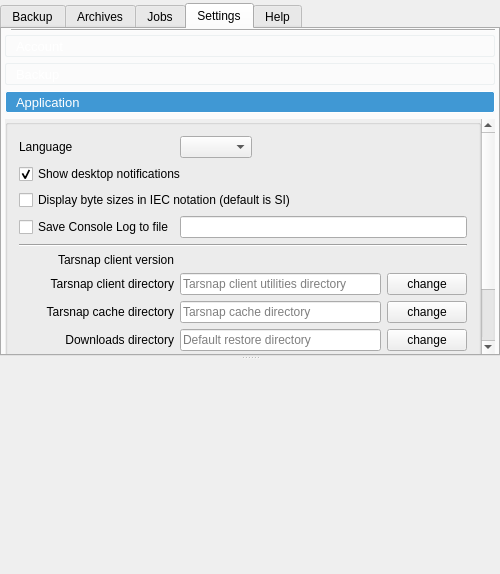
Tarsnap/tarsnap-gui, file forms/mainwindow.ui: the form before one commit.
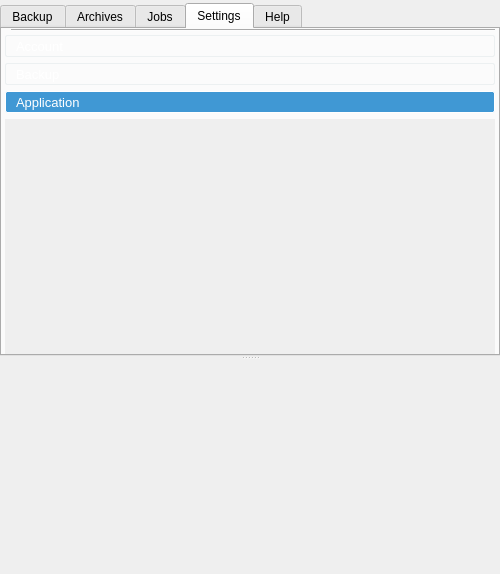
The form after the commit. The open tabs and pages were chosen to show the change. Icons and pictures are not drawn. Custom widgets are drawn as their Qt base class.

Commit message: forms: move Settings.Application into SettingsWidget

```diff
--- a/forms/mainwindow.ui
+++ b/forms/mainwindow.ui
@@ -1158,341 +1158,6 @@
                <property name="bottomMargin">
                 <number>0</number>
                </property>
-               <item>
-                <widget class="QGroupBox" name="settingsApplicationsGroupBox">
-                 <property name="title">
-                  <string/>
-                 </property>
-                 <layout class="QGridLayout" name="settingsApplicationsGridLayout">
-                  <item row="11" column="1">
-                   <widget class="QPushButton" name="clearJournalButton">
-                    <property name="sizePolicy">
-                     <sizepolicy hsizetype="Fixed" vsizetype="Fixed">
-                      <horstretch>0</horstretch>
-                      <verstretch>0</verstretch>
-                     </sizepolicy>
-                    </property>
-                    <property name="toolTip">
-                     <string>Clear Journal log of all entries</string>
-                    </property>
-                    <property name="text">
-                     <string>Clear journal</string>
-                    </property>
-                   </widget>
-                  </item>
-                  <item row="3" column="0">
-                   <widget class="QCheckBox" name="saveConsoleLogCheckBox">
-                    <property name="text">
-                     <string>Save Console Log to file</string>
-                    </property>
-                   </widget>
-                  </item>
-                  <item row="6" column="1" colspan="2">
-                   <widget class="QLineEdit" name="tarsnapPathLineEdit">
-                    <property name="toolTip">
-                     <string>Directory where the Tarsnap CLI utilities reside</string>
-                    </property>
-                    <property name="text">
-                     <string notr="true"/>
-                    </property>
-                    <property name="placeholderText">
-                     <string>Tarsnap client utilities directory</string>
-                    </property>
-                   </widget>
-                  </item>
-                  <item row="11" column="0">
-                   <widget class="QPushButton" name="repairCacheButton">
-                    <property name="toolTip">
-                     <string>Runs tarsnap --fsck, useful for fixing Tarsnap cache inconsistencies</string>
-                    </property>
-                    <property name="text">
-                     <string>Repair cache</string>
-                    </property>
-                   </widget>
-                  </item>
-                  <item row="0" column="0">
-                   <widget class="QLabel" name="languageLabel">
-                    <property name="sizePolicy">
-                     <sizepolicy hsizetype="Fixed" vsizetype="Preferred">
-                      <horstretch>0</horstretch>
-                      <verstretch>0</verstretch>
-                     </sizepolicy>
-                    </property>
-                    <property name="text">
-                     <string>Language</string>
-                    </property>
-                   </widget>
-                  </item>
-                  <item row="6" column="0">
-                   <widget class="QLabel" name="tarsnapClientDirectoryLabel">
-                    <property name="toolTip">
-                     <string>The Tarsnap command-line utilities are used to communicate with the Tarsnap service</string>
-                    </property>
-                    <property name="text">
-                     <string>Tarsnap client directory</string>
-                    </property>
-                    <property name="alignment">
-                     <set>Qt::AlignRight|Qt::AlignTrailing|Qt::AlignVCenter</set>
-                    </property>
-                   </widget>
-                  </item>
-                  <item row="6" column="3">
-                   <widget class="QPushButton" name="tarsnapPathBrowseButton">
-                    <property name="sizePolicy">
-                     <sizepolicy hsizetype="Fixed" vsizetype="Fixed">
-                      <horstretch>0</horstretch>
-                      <verstretch>0</verstretch>
-                     </sizepolicy>
-                    </property>
-                    <property name="toolTip">
-                     <string>Browse for Tarsnap CLI utilities directory</string>
-                    </property>
-                    <property name="text">
-                     <string>change</string>
-                    </property>
-                   </widget>
-                  </item>
-                  <item row="5" column="0">
-                   <widget class="QLabel" name="tarsnapClientVersionLabel">
-                    <property name="toolTip">
-                     <string>Tarsnap command-line utilities version</string>
-                    </property>
-                    <property name="text">
-                     <string>Tarsnap client version</string>
-                    </property>
-                    <property name="alignment">
-                     <set>Qt::AlignRight|Qt::AlignTrailing|Qt::AlignVCenter</set>
-                    </property>
-                   </widget>
-                  </item>
-                  <item row="1" column="0" colspan="4">
-                   <widget class="QCheckBox" name="notificationsCheckBox">
-                    <property name="toolTip">
-                     <string>Control whether desktop notifications are displayed or not; only for supported platforms</string>
-                    </property>
-                    <property name="text">
-                     <string>Show desktop notifications</string>
-                    </property>
-                    <property name="checked">
-                     <bool>true</bool>
-                    </property>
-                   </widget>
-                  </item>
-                  <item row="5" column="1" colspan="3">
-                   <widget class="QLabel" name="tarsnapVersionLabel">
-                    <property name="sizePolicy">
-                     <sizepolicy hsizetype="Expanding" vsizetype="Preferred">
-                      <horstretch>0</horstretch>
-                      <verstretch>0</verstretch>
-                     </sizepolicy>
-                    </property>
-                    <property name="toolTip">
-                     <string>Tarsnap CLI utilities version</string>
-                    </property>
-                    <property name="text">
-                     <string notr="true"/>
-                    </property>
-                   </widget>
-                  </item>
-                  <item row="9" column="0">
-                   <widget class="QLabel" name="appDataDirectoryLabel">
-                    <property name="toolTip">
-                     <string>The app data directory is used to store application settings and data</string>
-                    </property>
-                    <property name="text">
-                     <string>App data directory</string>
-                    </property>
-                    <property name="alignment">
-                     <set>Qt::AlignRight|Qt::AlignTrailing|Qt::AlignVCenter</set>
-                    </property>
-                   </widget>
-                  </item>
-                  <item row="3" column="1" colspan="3">
-                   <widget class="QLineEdit" name="saveConsoleLogLineEdit">
-                    <property name="readOnly">
-                     <bool>true</bool>
-                    </property>
-                   </widget>
-                  </item>
-                  <item row="8" column="1" colspan="2">
-                   <widget class="QLineEdit" name="downloadsDirLineEdit">
-                    <property name="toolTip">
-                     <string>The directory where archives are restored to by default</string>
-                    </property>
-                    <property name="text">
-                     <string notr="true"/>
-                    </property>
-                    <property name="placeholderText">
-                     <string>Default restore directory</string>
-                    </property>
-                   </widget>
-                  </item>
-                  <item row="7" column="3">
-                   <widget class="QPushButton" name="tarsnapCacheBrowseButton">
-                    <property name="sizePolicy">
-                     <sizepolicy hsizetype="Fixed" vsizetype="Fixed">
-                      <horstretch>0</horstretch>
-                      <verstretch>0</verstretch>
-                     </sizepolicy>
-                    </property>
-                    <property name="toolTip">
-                     <string>Browse for Tarsnap cache directory</string>
-                    </property>
-                    <property name="text">
-                     <string>change</string>
-                    </property>
-                   </widget>
-                  </item>
-                  <item row="0" column="1" colspan="3">
-                   <widget class="QComboBox" name="languageComboBox">
-                    <property name="sizePolicy">
-                     <sizepolicy hsizetype="Fixed" vsizetype="Fixed">
-                      <horstretch>0</horstretch>
-                      <verstretch>0</verstretch>
-                     </sizepolicy>
-                    </property>
-                    <property name="currentText">
-                     <string notr="true"/>
-                    </property>
-                   </widget>
-                  </item>
-                  <item row="10" column="0" colspan="4">
-                   <widget class="Line" name="settingsApplicationMiddleLine">
-                    <property name="orientation">
-                     <enum>Qt::Horizontal</enum>
-                    </property>
-                   </widget>
-                  </item>
-                  <item row="2" column="0" colspan="4">
-                   <widget class="QCheckBox" name="iecPrefixesCheckBox">
-                    <property name="toolTip">
-                     <string>SI notation implies byte prefixes using base 10 whereas the IEC standard is base 2</string>
-                    </property>
-                    <property name="text">
-                     <string>Display byte sizes in IEC notation (default is SI)</string>
-                    </property>
-                   </widget>
-                  </item>
-                  <item row="9" column="3">
-                   <widget class="QPushButton" name="appDataDirBrowseButton">
-                    <property name="sizePolicy">
-                     <sizepolicy hsizetype="Fixed" vsizetype="Fixed">
-                      <horstretch>0</horstretch>
-                      <verstretch>0</verstretch>
-                     </sizepolicy>
-                    </property>
-                    <property name="toolTip">
-                     <string>Browse for app data directory</string>
-                    </property>
-                    <property name="text">
-                     <string>change</string>
-                    </property>
-                   </widget>
-                  </item>
-                  <item row="4" column="0" colspan="4">
-                   <widget class="Line" name="settingsApplicationsTopLine">
-                    <property name="orientation">
-                     <enum>Qt::Horizontal</enum>
-                    </property>
-                   </widget>
-                  </item>
-                  <item row="9" column="1" colspan="2">
-                   <widget class="QLineEdit" name="appDataDirLineEdit">
-                    <property name="toolTip">
-                     <string>Directory to use for app data</string>
-                    </property>
-                    <property name="text">
-                     <string notr="true"/>
-                    </property>
-                    <property name="placeholderText">
-                     <string>App data directory</string>
-                    </property>
-                   </widget>
-                  </item>
-                  <item row="8" column="0">
-                   <widget class="QLabel" name="downloadsDirLabel">
-                    <property name="text">
-                     <string>Downloads directory</string>
-                    </property>
-                    <property name="alignment">
-                     <set>Qt::AlignRight|Qt::AlignTrailing|Qt::AlignVCenter</set>
-                    </property>
-                   </widget>
-                  </item>
-                  <item row="8" column="3">
-                   <widget class="QPushButton" name="downloadsDirBrowseButton">
-                    <property name="sizePolicy">
-                     <sizepolicy hsizetype="Fixed" vsizetype="Fixed">
-                      <horstretch>0</horstretch>
-                      <verstretch>0</verstretch>
-                     </sizepolicy>
-                    </property>
-                    <property name="toolTip">
-                     <string>Browse for Downloads directory</string>
-                    </property>
-                    <property name="text">
-                     <string>change</string>
-                    </property>
-                   </widget>
-                  </item>
-                  <item row="14" column="0" colspan="4">
-                   <spacer name="settingsApplicationVerticalSpacer">
-                    <property name="orientation">
-                     <enum>Qt::Vertical</enum>
-                    </property>
-                    <property name="sizeHint" stdset="0">
-                     <size>
-                      <width>20</width>
-                      <height>40</height>
-                     </size>
-                    </property>
-                   </spacer>
-                  </item>
-                  <item row="7" column="0">
-                   <widget class="QLabel" name="tarsnapCacheLabel">
-                    <property name="toolTip">
-                     <string>Tarsnap caches information about what it has uploaded in a local directory</string>
-                    </property>
-                    <property name="text">
-                     <string>Tarsnap cache directory</string>
-                    </property>
-                    <property name="alignment">
-                     <set>Qt::AlignRight|Qt::AlignTrailing|Qt::AlignVCenter</set>
-                    </property>
-                   </widget>
-                  </item>
-                  <item row="7" column="1" colspan="2">
-                   <widget class="QLineEdit" name="tarsnapCacheLineEdit">
-                    <property name="toolTip">
-                     <string>Directory to use as Tarsnap cache</string>
-                    </property>
-                    <property name="text">
-                     <string notr="true"/>
-                    </property>
-                    <property name="placeholderText">
-                     <string>Tarsnap cache directory</string>
-                    </property>
-                   </widget>
-                  </item>
-                  <item row="11" column="2" colspan="2">
-                   <widget class="QPushButton" name="runSetupWizard">
-                    <property name="sizePolicy">
-                     <sizepolicy hsizetype="Fixed" vsizetype="Fixed">
-                      <horstretch>0</horstretch>
-                      <verstretch>0</verstretch>
-                     </sizepolicy>
-                    </property>
-                    <property name="toolTip">
-                     <string>Reset app settings and run Setup Wizard</string>
-                    </property>
-                    <property name="text">
-                     <string>Run setup wizard</string>
-                    </property>
-                   </widget>
-                  </item>
-                 </layout>
-                </widget>
-               </item>
               </layout>
              </widget>
             </widget>
```
Left out of the diff: 16 changed lines with no effect on the pictures. The commit also changes 1 other file.
